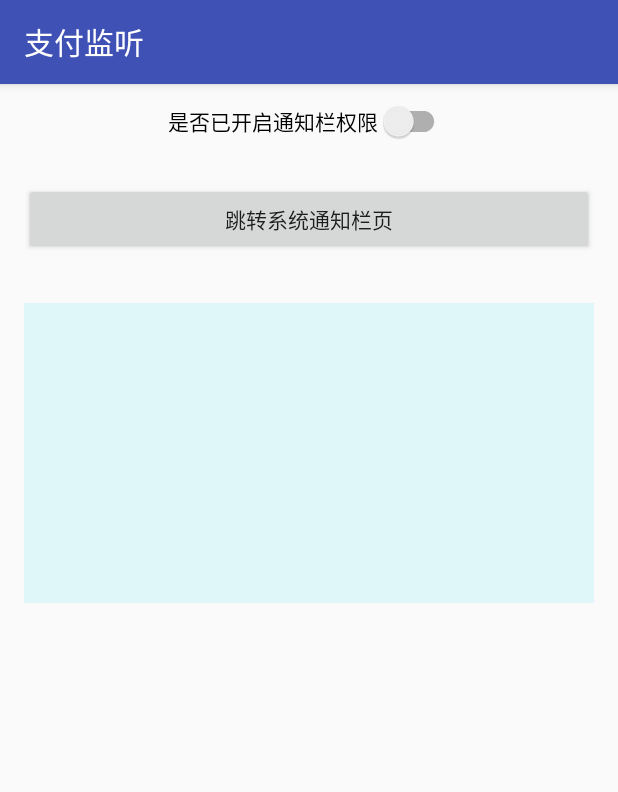
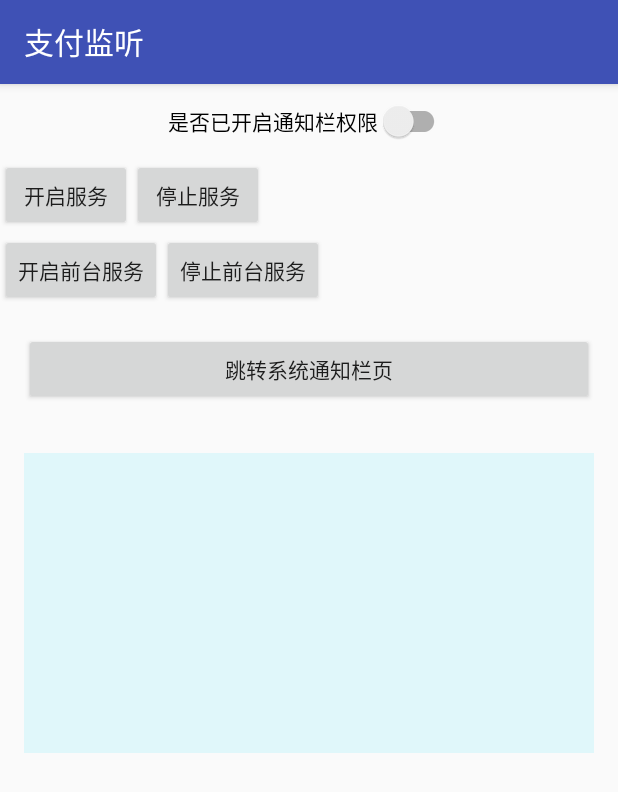
Before and after one commit to lhalcyon/payment-listener, an Android app: the screen it shows after launch (MainActivity), on a phone screen of 412 x 824 dp. Shown: the top 792 px of the screen. Run offline under Robolectric (Android 15) with nearby library versions, the phone set to English and light mode, and no system bars.

```diff
--- a/payment-listener/build.gradle
+++ b/payment-listener/build.gradle
@@ -9,8 +9,8 @@ android {
     defaultConfig {
         minSdkVersion 21
         targetSdkVersion 26
-        versionCode 1
-        versionName "1.0"
+        versionCode 2
+        versionName "1.1"
 
         testInstrumentationRunner "android.support.test.runner.AndroidJUnitRunner"
 
@@ -43,7 +43,7 @@ publish {
     userOrg = 'lhalcyon'//bintray.com用户名
     groupId = 'com.lhalcyon'//jcenter上的路径
     artifactId = 'payment-listener'//项目名称
-    publishVersion = '0.0.1'//版本号
+    publishVersion = '0.0.2'//版本号
     desc = 'Android notification listener for payment'//描述，不重要
 }
 
--- a/payment-listener/src/main/AndroidManifest.xml
+++ b/payment-listener/src/main/AndroidManifest.xml
@@ -15,5 +15,6 @@
             </intent-filter>
         </service>
         <service android:name="com.lhalcyon.pl.service.NotificationCollectorMonitorService"/>
+        <service android:name="com.lhalcyon.pl.service.NotificationForegroundMonitorService"/>
     </application>
 </manifest>
--- a/payment-listener/src/main/java/com/lhalcyon/pl/PLInitializer.java
+++ b/payment-listener/src/main/java/com/lhalcyon/pl/PLInitializer.java
@@ -2,8 +2,10 @@ package com.lhalcyon.pl;
 
 import android.content.Context;
 import android.content.Intent;
+import android.text.TextUtils;
 
 import com.lhalcyon.pl.service.NotificationCollectorMonitorService;
+import com.lhalcyon.pl.service.NotificationForegroundMonitorService;
 import com.lhalcyon.pl.support.ILog;
 import com.lhalcyon.pl.support.OnNotificationReceivedListener;
 
@@ -31,9 +33,36 @@ public class PLInitializer {
 
     private OnNotificationReceivedListener mNotificationReceivedListener;
 
+    private String mNotificationTitle;
+
+    private String mNotificationDesc;
+
+    public String getNotificationTitle() {
+        if (TextUtils.isEmpty(mNotificationTitle)) {
+            return "支付自动确认";
+        }
+        return mNotificationTitle;
+    }
+
+    public String getNotificationDesc() {
+        if (TextUtils.isEmpty(mNotificationDesc)){
+            return "正在为您服务";
+        }
+        return mNotificationDesc;
+    }
 
     public ILog getLog() {
         return mLog;
+    }
+
+    public PLInitializer setNotificationTitle(String notificationTitle) {
+        mNotificationTitle = notificationTitle;
+        return this;
+    }
+
+    public PLInitializer setNotificationDesc(String notificationDesc) {
+        mNotificationDesc = notificationDesc;
+        return this;
     }
 
     public PLInitializer setLog(ILog log) {
@@ -55,6 +84,11 @@ public class PLInitializer {
         return this;
     }
 
+    public PLInitializer startForegroundListening(Context context){
+        context.startService(new Intent(context, NotificationForegroundMonitorService.class));
+        return this;
+    }
+
 
 
     public boolean handle(Map<String,String> params){
--- a/payment-listener/src/main/java/com/lhalcyon/pl/service/NotificationCollectorMonitorService.java
+++ b/payment-listener/src/main/java/com/lhalcyon/pl/service/NotificationCollectorMonitorService.java
@@ -22,7 +22,7 @@ import java.util.List;
 import java.util.Timer;
 import java.util.TimerTask;
 
-;
+
 
 
 /**
--- a/test-app/src/main/AndroidManifest.xml
+++ b/test-app/src/main/AndroidManifest.xml
@@ -8,7 +8,7 @@
 
     <application
         android:allowBackup="true"
-        android:icon="@mipmap/ic_launcher"
+        android:icon="@mipmap/ic_notifier"
         android:label="@string/app_name"
         android:roundIcon="@mipmap/ic_launcher_round"
         android:supportsRtl="true"
--- a/test-app/src/main/res/layout/activity_main.xml
+++ b/test-app/src/main/res/layout/activity_main.xml
@@ -30,6 +30,43 @@
     </RelativeLayout>
 
 
+    <LinearLayout
+        android:layout_width="match_parent"
+        android:layout_height="50dp">
+
+        <Button
+            android:onClick="onStartService"
+            android:text="开启服务"
+            android:layout_width="wrap_content"
+            android:layout_height="wrap_content"/>
+
+        <Button
+            android:onClick="onStopService"
+            android:text="停止服务"
+            android:layout_width="wrap_content"
+            android:layout_height="wrap_content"/>
+
+    </LinearLayout>
+
+    <LinearLayout
+        android:layout_width="match_parent"
+        android:layout_height="50dp">
+
+        <Button
+            android:onClick="onStartForeService"
+            android:text="开启前台服务"
+            android:layout_width="wrap_content"
+            android:layout_height="wrap_content"/>
+
+        <Button
+            android:onClick="onStopForeService"
+            android:text="停止前台服务"
+            android:layout_width="wrap_content"
+            android:layout_height="wrap_content"/>
+
+    </LinearLayout>
+
+
     <Button
         android:onClick="onJumpNotifySetting"
         android:text="跳转系统通知栏页"
```
Also changed, not shown: payment-listener/src/main/java/com/lhalcyon/pl/service/NotificationForegroundMonitorService.java (added, +139 -0 lines), test-app/src/main/java/org/loois/test_app/MainActivity.java (+21 -4 lines), payment-listener/src/main/res/mipmap-hdpi/ic_notifier.png (added), payment-listener/src/main/res/mipmap-ldpi/ic_notifier.png (added), payment-listener/src/main/res/mipmap-mdpi/ic_notifier.png (added), payment-listener/src/main/res/mipmap-xhdpi/ic_notifier.png (added), payment-listener/src/main/res/mipmap-xxhdpi/ic_notifier.png (added), 2 other files.
